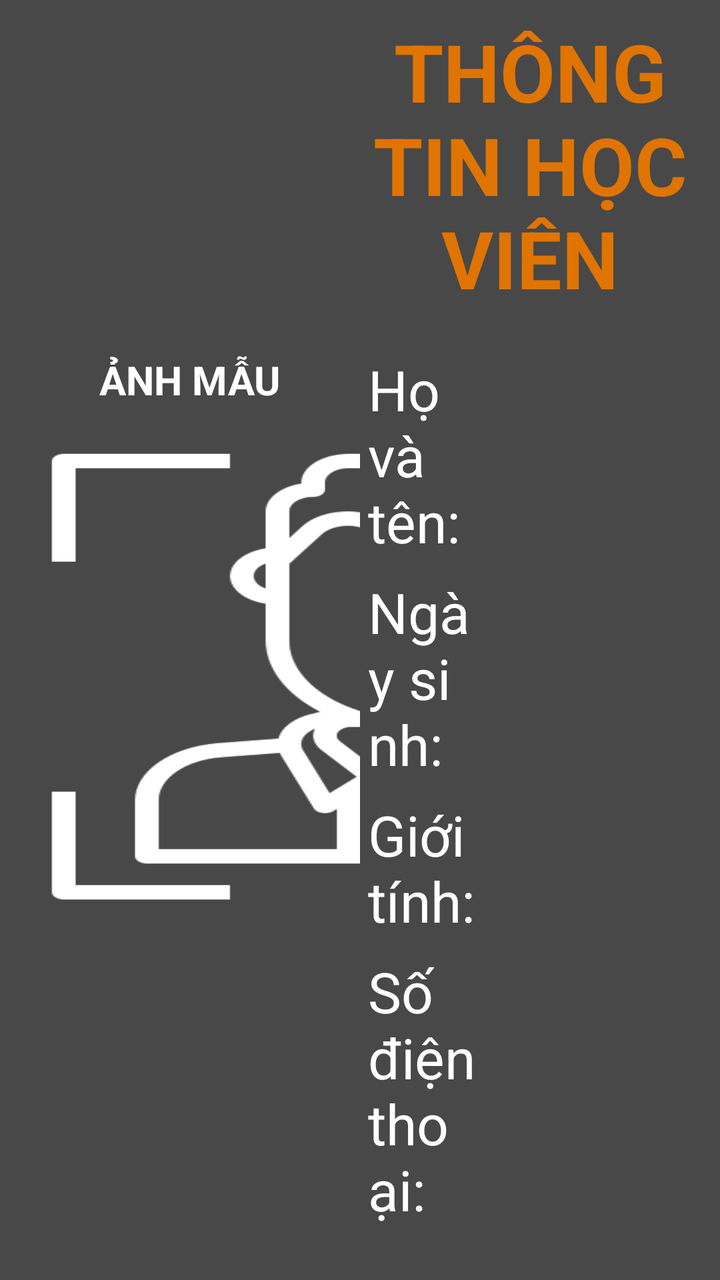
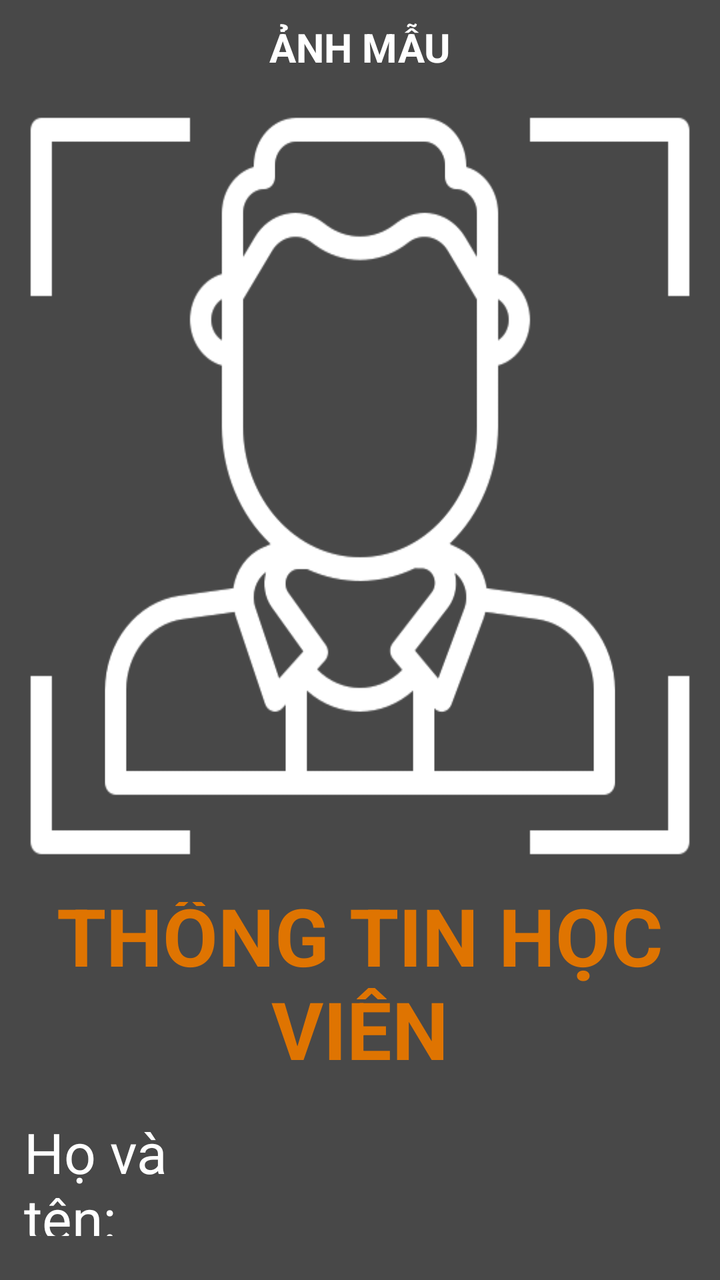

The first picture is an Android layout as it rendered before a commit; the second is the same layout after the commit. The layout source and the unified diff follow.
<!-- AndroidManifest.xml: application theme Theme.Datapp -->
<!-- res/layout/dat_user_info_dialog.xml -->
<?xml version="1.0" encoding="utf-8"?>
<LinearLayout xmlns:android="http://schemas.android.com/apk/res/android"
    android:layout_width="match_parent"
    android:layout_height="wrap_content"
    android:background="#B7000000"
    android:orientation="vertical">
    <LinearLayout
        android:layout_width="match_parent"
        android:layout_height="wrap_content"
        android:visibility="visible"
        android:weightSum="2"
        android:orientation="vertical">

        <LinearLayout
            android:layout_width="match_parent"
            android:layout_height="wrap_content"
            android:layout_weight="2"
            android:layout_margin="10dp"
            android:gravity="center"
            android:orientation="horizontal">

            <LinearLayout
                android:layout_width="0dp"
                android:layout_height="wrap_content"
                android:layout_weight="1"
                android:orientation="vertical">
                <LinearLayout
                    android:layout_width="wrap_content"
                    android:layout_height="wrap_content"
                    android:orientation="vertical">
                    <TextView
                        android:layout_width="match_parent"
                        android:layout_height="wrap_content"
                        android:layout_marginBottom="10dp"
                        android:layout_weight="1"
                        android:gravity="center_horizontal"
                        android:text="ẢNH MẪU"
                        android:textAlignment="center"
                        android:textColor="@color/white"
                        android:textSize="20sp"
                        android:textStyle="bold"/>
                    <ImageView
                        android:id="@+id/imgAvatar"
                        android:layout_width="400dp"
                        android:layout_height="250dp"
                        android:src="@drawable/ic_face_recog"
                        android:scaleType="fitXY"
                        android:padding="10dp" />
                </LinearLayout>

                <LinearLayout
                    android:id="@+id/vCapture"
                    android:layout_width="wrap_content"
                    android:layout_height="wrap_content"
                    android:visibility="gone"
                    android:orientation="vertical">
                    <TextView
                        android:layout_width="match_parent"
                        android:layout_height="wrap_content"
                        android:layout_marginBottom="10dp"
                        android:layout_weight="1"
                        android:gravity="center_horizontal"
                        android:text="ẢNH CHỤP ĐĂNG NHẬP"
                        android:textAlignment="center"
                        android:textColor="@color/white"
                        android:textSize="20sp"
                        android:textStyle="bold"/>
                    <ImageView
                        android:id="@+id/ivCapture"
                        android:layout_width="400dp"
                        android:layout_height="250dp"
                        android:src="@drawable/ic_face_recog"
                        android:scaleType="fitXY"
                        android:padding="10dp" />
                </LinearLayout>
            </LinearLayout>

            <LinearLayout
                android:layout_width="0dp"
                android:layout_height="wrap_content"
                android:layout_weight="1"
                android:gravity="center"
                android:orientation="vertical">

                <LinearLayout
                    android:layout_width="match_parent"
                    android:layout_height="wrap_content"
                    android:orientation="horizontal"
                    android:padding="4dp">

                    <TextView
                        android:id="@+id/tvTitle"
                        android:layout_width="0dp"
                        android:layout_height="wrap_content"
                        android:layout_marginBottom="10dp"
                        android:layout_weight="1"
                        android:gravity="center_horizontal"
                        android:text="THÔNG TIN HỌC VIÊN"
                        android:textAlignment="center"
                        android:textColor="@color/orange"
                        android:textSize="40sp"
                        android:textStyle="bold"/>
                </LinearLayout>

                <LinearLayout
                    android:layout_width="match_parent"
                    android:layout_height="wrap_content"
                    android:orientation="horizontal"
                    android:padding="4dp">

                    <TextView
                        android:layout_width="match_parent"
                        android:layout_height="wrap_content"
                        android:layout_weight="2"
                        android:text="Họ và tên:"
                        android:textColor="@color/white"
                        android:textSize="28sp"/>

                    <TextView
                        android:id="@+id/tvFullName"
                        android:layout_width="match_parent"
                        android:layout_height="wrap_content"
                        android:layout_weight="1"
                        android:textColor="@color/white"
                        android:textSize="30sp"
                        android:textStyle="bold"/>
                </LinearLayout>

                <LinearLayout
                    android:layout_width="match_parent"
                    android:layout_height="wrap_content"
                    android:orientation="horizontal"
                    android:padding="4dp">

                    <TextView
                        android:layout_width="match_parent"
                        android:layout_height="wrap_content"
                        android:layout_weight="2"
                        android:text="Ngày sinh:"
                        android:textColor="@color/white"
                        android:textSize="28sp"/>

                    <TextView
                        android:id="@+id/tvBirthday"
                        android:layout_width="match_parent"
                        android:layout_height="wrap_content"
                        android:layout_weight="1"
                        android:textColor="@color/white"
                        android:textSize="30sp"
                        android:textStyle="bold"/>
                </LinearLayout>

                <LinearLayout
                    android:layout_width="match_parent"
                    android:layout_height="wrap_content"
                    android:orientation="horizontal"
                    android:padding="4dp">

                    <TextView
                        android:layout_width="match_parent"
                        android:layout_height="wrap_content"
                        android:layout_weight="2"
                        android:text="Giới tính:"
                        android:textColor="@color/white"
                        android:textSize="28sp"/>

                    <TextView
                        android:id="@+id/tvGender"
                        android:layout_width="match_parent"
                        android:layout_height="wrap_content"
                        android:layout_weight="1"
                        android:textColor="@color/white"
                        android:textSize="30sp"
                        android:textStyle="bold"/>
                </LinearLayout>

                <LinearLayout
                    android:layout_width="match_parent"
                    android:layout_height="wrap_content"
                    android:orientation="horizontal"
                    android:padding="4dp">

                    <TextView
                        android:layout_width="match_parent"
                        android:layout_height="wrap_content"
                        android:layout_weight="2"
                        android:text="Số điện thoại:"
                        android:textColor="@color/white"
                        android:textSize="28sp"/>

                    <TextView
                        android:id="@+id/tvPhoneNumber"
                        android:layout_width="match_parent"
                        android:layout_height="wrap_content"
                        android:layout_weight="1"
                        android:textColor="@color/white"
                        android:textSize="30sp"
                        android:textStyle="bold"/>
                </LinearLayout>

                <LinearLayout
                    android:layout_width="match_parent"
                    android:layout_height="wrap_content"
                    android:orientation="horizontal"
                    android:padding="4dp">

                    <TextView
                        android:layout_width="match_parent"
                        android:layout_height="wrap_content"
                        android:layout_weight="2"
                        android:text="Mã:"
                        android:textColor="@color/white"
                        android:textSize="28sp"/>

                    <TextView
                        android:id="@+id/tvIdNumber"
                        android:layout_width="match_parent"
                        android:layout_height="wrap_content"
                        android:layout_weight="1"
                        android:textColor="@color/white"
                        android:textSize="30sp"
                        android:textStyle="bold"/>
                </LinearLayout>

                <LinearLayout
                    android:layout_width="match_parent"
                    android:layout_height="wrap_content"
                    android:orientation="horizontal"
                    android:padding="4dp">

                    <TextView
                        android:layout_width="match_parent"
                        android:layout_height="wrap_content"
                        android:layout_weight="2"
                        android:text="Địa chỉ:"
                        android:textColor="@color/white"
                        android:textSize="28sp"/>

                    <TextView
                        android:id="@+id/tvAddressInfo"
                        android:layout_width="match_parent"
                        android:layout_height="wrap_content"
                        android:layout_weight="1"
                        android:textColor="@color/white"
                        android:textSize="30sp"
                        android:textStyle="bold"/>
                </LinearLayout>

                <LinearLayout
                    android:layout_width="match_parent"
                    android:layout_height="wrap_content"
                    android:orientation="horizontal"
                    android:weightSum="2"
                    android:layout_marginBottom="10dp"
                    android:padding="4dp">
                    <Button
                        android:id="@+id/btCancelDialog"
                        android:layout_width="0dp"
                        android:layout_height="wrap_content"
                        android:layout_weight="1"
                        android:layout_marginRight="40dp"
                        android:background="@color/white"
                        android:text="Hủy bỏ"
                        android:textColor="@color/black"
                        android:textSize="30sp"
                        android:textStyle="bold" />
                    <Button
                        android:id="@+id/btConfirm"
                        android:layout_width="0dp"
                        android:layout_height="wrap_content"
                        android:layout_weight="1"
                        android:background="@color/orange"
                        android:text="Đồng ý"
                        android:textColor="@color/white"
                        android:textSize="30sp"
                        android:textStyle="bold" />
                </LinearLayout>
            </LinearLayout>
        </LinearLayout>
    </LinearLayout>
</LinearLayout>
<!-- resources referenced by this layout -->
<resources>
  <color name="black">#000000</color>
  <color name="orange">#DF7401</color>
  <color name="white">#FFFFFF</color>
  <!-- drawable ic_face_recog: png bitmap (drawable, 28310 bytes) -->
  <style name="Theme.Datapp" parent="Theme.MaterialComponents.DayNight.DarkActionBar">
          
          <item name="colorPrimary">@color/orange</item>
          <item name="colorPrimaryVariant">@color/purple_700</item>
          <item name="colorOnPrimary">@color/white</item>
          <item name="colorOnSurface">@color/white</item>
          <item name="colorSurface">@color/white</item>
          
          <item name="colorSecondary">@color/teal_200</item>
          <item name="colorSecondaryVariant">@color/teal_700</item>
          <item name="colorOnSecondary">@color/black</item>
          
          <item name="android:statusBarColor" tools:targetApi="l">?attr/colorPrimaryVariant</item>
          
          <item name="windowActionBar">false</item>
          <item name="windowNoTitle">true</item>
          <item name="android:windowFullscreen">true</item>
      </style>
  <color name="purple_700">#FF3700B3</color>
  <color name="teal_200">#FF03DAC5</color>
  <color name="teal_700">#FF018786</color>
</resources>

<!-- the commit's change to res/layout/dat_user_info_dialog.xml (unified diff, before → after) -->
@@ -4,278 +4,250 @@
     android:layout_height="wrap_content"
     android:background="#B7000000"
     android:orientation="vertical">
+
+    
     <LinearLayout
         android:layout_width="match_parent"
         android:layout_height="wrap_content"
-        android:visibility="visible"
-        android:weightSum="2"
-        android:orientation="vertical">
-
-        <LinearLayout
-            android:layout_width="match_parent"
-            android:layout_height="wrap_content"
-            android:layout_weight="2"
-            android:layout_margin="10dp"
-            android:gravity="center"
-            android:orientation="horizontal">
-
-            <LinearLayout
-                android:layout_width="0dp"
-                android:layout_height="wrap_content"
-                android:layout_weight="1"
-                android:orientation="vertical">
-                <LinearLayout
-                    android:layout_width="wrap_content"
-                    android:layout_height="wrap_content"
-                    android:orientation="vertical">
-                    <TextView
-                        android:layout_width="match_parent"
-                        android:layout_height="wrap_content"
-                        android:layout_marginBottom="10dp"
-                        android:layout_weight="1"
-                        android:gravity="center_horizontal"
-                        android:text="ẢNH MẪU"
-                        android:textAlignment="center"
-                        android:textColor="@color/white"
-                        android:textSize="20sp"
-                        android:textStyle="bold"/>
-                    <ImageView
-                        android:id="@+id/imgAvatar"
-                        android:layout_width="400dp"
-                        android:layout_height="250dp"
-                        android:src="@drawable/ic_face_recog"
-                        android:scaleType="fitXY"
-                        android:padding="10dp" />
-                </LinearLayout>
-
-                <LinearLayout
-                    android:id="@+id/vCapture"
-                    android:layout_width="wrap_content"
-                    android:layout_height="wrap_content"
-                    android:visibility="gone"
-                    android:orientation="vertical">
-                    <TextView
-                        android:layout_width="match_parent"
-                        android:layout_height="wrap_content"
-                        android:layout_marginBottom="10dp"
-                        android:layout_weight="1"
-                        android:gravity="center_horizontal"
-                        android:text="ẢNH CHỤP ĐĂNG NHẬP"
-                        android:textAlignment="center"
-                        android:textColor="@color/white"
-                        android:textSize="20sp"
-                        android:textStyle="bold"/>
-                    <ImageView
-                        android:id="@+id/ivCapture"
-                        android:layout_width="400dp"
-                        android:layout_height="250dp"
-                        android:src="@drawable/ic_face_recog"
-                        android:scaleType="fitXY"
-                        android:padding="10dp" />
-                </LinearLayout>
-            </LinearLayout>
-
-            <LinearLayout
-                android:layout_width="0dp"
-                android:layout_height="wrap_content"
-                android:layout_weight="1"
-                android:gravity="center"
-                android:orientation="vertical">
-
-                <LinearLayout
-                    android:layout_width="match_parent"
-                    android:layout_height="wrap_content"
-                    android:orientation="horizontal"
-                    android:padding="4dp">
-
-                    <TextView
-                        android:id="@+id/tvTitle"
-                        android:layout_width="0dp"
-                        android:layout_height="wrap_content"
-                        android:layout_marginBottom="10dp"
-                        android:layout_weight="1"
-                        android:gravity="center_horizontal"
-                        android:text="THÔNG TIN HỌC VIÊN"
-                        android:textAlignment="center"
-                        android:textColor="@color/orange"
-                        android:textSize="40sp"
-                        android:textStyle="bold"/>
-                </LinearLayout>
-
-                <LinearLayout
-                    android:layout_width="match_parent"
-                    android:layout_height="wrap_content"
-                    android:orientation="horizontal"
-                    android:padding="4dp">
-
-                    <TextView
-                        android:layout_width="match_parent"
-                        android:layout_height="wrap_content"
-                        android:layout_weight="2"
-                        android:text="Họ và tên:"
-                        android:textColor="@color/white"
-                        android:textSize="28sp"/>
-
-                    <TextView
-                        android:id="@+id/tvFullName"
-                        android:layout_width="match_parent"
-                        android:layout_height="wrap_content"
-                        android:layout_weight="1"
-                        android:textColor="@color/white"
-                        android:textSize="30sp"
-                        android:textStyle="bold"/>
-                </LinearLayout>
-
-                <LinearLayout
-                    android:layout_width="match_parent"
-                    android:layout_height="wrap_content"
-                    android:orientation="horizontal"
-                    android:padding="4dp">
-
-                    <TextView
-                        android:layout_width="match_parent"
-                        android:layout_height="wrap_content"
-                        android:layout_weight="2"
-                        android:text="Ngày sinh:"
-                        android:textColor="@color/white"
-                        android:textSize="28sp"/>
-
-                    <TextView
-                        android:id="@+id/tvBirthday"
-                        android:layout_width="match_parent"
-                        android:layout_height="wrap_content"
-                        android:layout_weight="1"
-                        android:textColor="@color/white"
-                        android:textSize="30sp"
-                        android:textStyle="bold"/>
-                </LinearLayout>
-
-                <LinearLayout
-                    android:layout_width="match_parent"
-                    android:layout_height="wrap_content"
-                    android:orientation="horizontal"
-                    android:padding="4dp">
-
-                    <TextView
-                        android:layout_width="match_parent"
-                        android:layout_height="wrap_content"
-                        android:layout_weight="2"
-                        android:text="Giới tính:"
-                        android:textColor="@color/white"
-                        android:textSize="28sp"/>
-
-                    <TextView
-                        android:id="@+id/tvGender"
-                        android:layout_width="match_parent"
-                        android:layout_height="wrap_content"
-                        android:layout_weight="1"
-                        android:textColor="@color/white"
-                        android:textSize="30sp"
-                        android:textStyle="bold"/>
-                </LinearLayout>
-
-                <LinearLayout
-                    android:layout_width="match_parent"
-                    android:layout_height="wrap_content"
-                    android:orientation="horizontal"
-                    android:padding="4dp">
-
-                    <TextView
-                        android:layout_width="match_parent"
-                        android:layout_height="wrap_content"
-                        android:layout_weight="2"
-                        android:text="Số điện thoại:"
-                        android:textColor="@color/white"
-                        android:textSize="28sp"/>
-
-                    <TextView
-                        android:id="@+id/tvPhoneNumber"
-                        android:layout_width="match_parent"
-                        android:layout_height="wrap_content"
-                        android:layout_weight="1"
-                        android:textColor="@color/white"
-                        android:textSize="30sp"
-                        android:textStyle="bold"/>
-                </LinearLayout>
-
-                <LinearLayout
-                    android:layout_width="match_parent"
-                    android:layout_height="wrap_content"
-                    android:orientation="horizontal"
-                    android:padding="4dp">
-
-                    <TextView
-                        android:layout_width="match_parent"
-                        android:layout_height="wrap_content"
-                        android:layout_weight="2"
-                        android:text="Mã:"
-                        android:textColor="@color/white"
-                        android:textSize="28sp"/>
-
-                    <TextView
-                        android:id="@+id/tvIdNumber"
-                        android:layout_width="match_parent"
-                        android:layout_height="wrap_content"
-                        android:layout_weight="1"
-                        android:textColor="@color/white"
-                        android:textSize="30sp"
-                        android:textStyle="bold"/>
-                </LinearLayout>
-
-                <LinearLayout
-                    android:layout_width="match_parent"
-                    android:layout_height="wrap_content"
-                    android:orientation="horizontal"
-                    android:padding="4dp">
-
-                    <TextView
-                        android:layout_width="match_parent"
-                        android:layout_height="wrap_content"
-                        android:layout_weight="2"
-                        android:text="Địa chỉ:"
-                        android:textColor="@color/white"
-                        android:textSize="28sp"/>
-
-                    <TextView
-                        android:id="@+id/tvAddressInfo"
-                        android:layout_width="match_parent"
-                        android:layout_height="wrap_content"
-                        android:layout_weight="1"
-                        android:textColor="@color/white"
-                        android:textSize="30sp"
-                        android:textStyle="bold"/>
-                </LinearLayout>
-
-                <LinearLayout
-                    android:layout_width="match_parent"
-                    android:layout_height="wrap_content"
-                    android:orientation="horizontal"
-                    android:weightSum="2"
-                    android:layout_marginBottom="10dp"
-                    android:padding="4dp">
-                    <Button
-                        android:id="@+id/btCancelDialog"
-                        android:layout_width="0dp"
-                        android:layout_height="wrap_content"
-                        android:layout_weight="1"
-                        android:layout_marginRight="40dp"
-                        android:background="@color/white"
-                        android:text="Hủy bỏ"
-                        android:textColor="@color/black"
-                        android:textSize="30sp"
-                        android:textStyle="bold" />
-                    <Button
-                        android:id="@+id/btConfirm"
-                        android:layout_width="0dp"
-                        android:layout_height="wrap_content"
-                        android:layout_weight="1"
-                        android:background="@color/orange"
-                        android:text="Đồng ý"
-                        android:textColor="@color/white"
-                        android:textSize="30sp"
-                        android:textStyle="bold" />
-                </LinearLayout>
-            </LinearLayout>
-        </LinearLayout>
+        android:orientation="horizontal">
+
+        <LinearLayout
+            android:layout_width="0dp"
+            android:layout_height="wrap_content"
+            android:layout_weight="1"
+            android:orientation="vertical">
+            <TextView
+                android:layout_width="match_parent"
+                android:layout_height="wrap_content"
+                android:layout_marginBottom="6dp"
+                android:layout_marginTop="10dp"
+                android:gravity="center_horizontal"
+                android:text="ẢNH MẪU"
+                android:textAlignment="center"
+                android:textColor="@color/white"
+                android:textSize="20sp"
+                android:textStyle="bold"/>
+            <ImageView
+                android:id="@+id/imgAvatar"
+                android:layout_width="match_parent"
+                android:layout_height="400dp"
+                android:padding="10dp"
+                android:scaleType="fitXY"
+                android:src="@drawable/ic_face_recog"/>
+        </LinearLayout>
+
+        <LinearLayout
+            android:id="@+id/vCapture"
+            android:layout_width="0dp"
+            android:layout_height="wrap_content"
+            android:layout_weight="1"
+            android:visibility="gone"
+            android:orientation="vertical">
+            <TextView
+                android:layout_width="match_parent"
+                android:layout_height="wrap_content"
+                android:layout_marginBottom="6dp"
+                android:layout_marginTop="10dp"
+                android:gravity="center_horizontal"
+                android:text="ẢNH CHỤP ĐĂNG NHẬP"
+                android:textAlignment="center"
+                android:textColor="@color/white"
+                android:textSize="20sp"
+                android:textStyle="bold"/>
+            <ImageView
+                android:id="@+id/ivCapture"
+                android:layout_width="match_parent"
+                android:layout_height="400dp"
+                android:padding="10dp"
+                android:scaleType="fitXY"
+                android:src="@drawable/ic_face_recog"/>
+        </LinearLayout>
+
     </LinearLayout>
+
+    
+    <LinearLayout
+        android:layout_width="match_parent"
+        android:layout_height="wrap_content"
+        android:gravity="center"
+        android:orientation="vertical"
+        android:padding="8dp">
+
+        <TextView
+            android:id="@+id/tvTitle"
+            android:layout_width="match_parent"
+            android:layout_height="wrap_content"
+            android:layout_marginBottom="10dp"
+            android:gravity="center_horizontal"
+            android:text="THÔNG TIN HỌC VIÊN"
+            android:textAlignment="center"
+            android:textColor="@color/orange"
+            android:textSize="40sp"
+            android:textStyle="bold"/>
+
+        <LinearLayout
+            android:layout_width="match_parent"
+            android:layout_height="wrap_content"
+            android:orientation="horizontal"
+            android:padding="4dp">
+            <TextView
+                android:layout_width="0dp"
+                android:layout_height="wrap_content"
+                android:layout_weight="1"
+                android:text="Họ và tên:"
+                android:textColor="@color/white"
+                android:textSize="28sp"/>
+            <TextView
+                android:id="@+id/tvFullName"
+                android:layout_width="0dp"
+                android:layout_height="wrap_content"
+                android:layout_weight="2"
+                android:textColor="@color/white"
+                android:textSize="30sp"
+                android:textStyle="bold"/>
+        </LinearLayout>
+
+        <LinearLayout
+            android:layout_width="match_parent"
+            android:layout_height="wrap_content"
+            android:orientation="horizontal"
+            android:padding="4dp">
+            <TextView
+                android:layout_width="0dp"
+                android:layout_height="wrap_content"
+                android:layout_weight="1"
+                android:text="Ngày sinh:"
+                android:textColor="@color/white"
+                android:textSize="28sp"/>
+            <TextView
+                android:id="@+id/tvBirthday"
+                android:layout_width="0dp"
+                android:layout_height="wrap_content"
+                android:layout_weight="2"
+                android:textColor="@color/white"
+                android:textSize="30sp"
+                android:textStyle="bold"/>
+        </LinearLayout>
+
+        <LinearLayout
+            android:layout_width="match_parent"
+            android:layout_height="wrap_content"
+            android:orientation="horizontal"
+            android:padding="4dp">
+            <TextView
+                android:layout_width="0dp"
+                android:layout_height="wrap_content"
+                android:layout_weight="1"
+                android:text="Giới tính:"
+                android:textColor="@color/white"
+                android:textSize="28sp"/>
+            <TextView
+                android:id="@+id/tvGender"
+                android:layout_width="0dp"
+                android:layout_height="wrap_content"
+                android:layout_weight="2"
+                android:textColor="@color/white"
+                android:textSize="30sp"
+                android:textStyle="bold"/>
+        </LinearLayout>
+
+        <LinearLayout
+            android:layout_width="match_parent"
+            android:layout_height="wrap_content"
+            android:orientation="horizontal"
+            android:padding="4dp">
+            <TextView
+                android:layout_width="0dp"
+                android:layout_height="wrap_content"
+                android:layout_weight="1"
+                android:text="Số điện thoại:"
+                android:textColor="@color/white"
+                android:textSize="28sp"/>
+            <TextView
+                android:id="@+id/tvPhoneNumber"
+                android:layout_width="0dp"
+                android:layout_height="wrap_content"
+                android:layout_weight="2"
+                android:textColor="@color/white"
+                android:textSize="30sp"
+                android:textStyle="bold"/>
+        </LinearLayout>
+
+        <LinearLayout
+            android:layout_width="match_parent"
+            android:layout_height="wrap_content"
+            android:orientation="horizontal"
+            android:padding="4dp">
+            <TextView
+                android:layout_width="0dp"
+                android:layout_height="wrap_content"
+                android:layout_weight="1"
+                android:text="Mã:"
+                android:textColor="@color/white"
+                android:textSize="28sp"/>
+            <TextView
+                android:id="@+id/tvIdNumber"
+                android:layout_width="0dp"
+                android:layout_height="wrap_content"
+                android:layout_weight="2"
+                android:textColor="@color/white"
+                android:textSize="30sp"
+                android:textStyle="bold"/>
+        </LinearLayout>
+
+        <LinearLayout
+            android:layout_width="match_parent"
+            android:layout_height="wrap_content"
+            android:orientation="horizontal"
+            android:padding="4dp">
+            <TextView
+                android:layout_width="0dp"
+                android:layout_height="wrap_content"
+                android:layout_weight="1"
+                android:text="Địa chỉ:"
+                android:textColor="@color/white"
+                android:textSize="28sp"/>
+            <TextView
+                android:id="@+id/tvAddressInfo"
+                android:layout_width="0dp"
+                android:layout_height="wrap_content"
+                android:layout_weight="2"
+                android:textColor="@color/white"
+                android:textSize="30sp"
+                android:textStyle="bold"/>
+        </LinearLayout>
+
+        <LinearLayout
+            android:layout_width="match_parent"
+            android:layout_height="wrap_content"
+            android:orientation="horizontal"
+            android:weightSum="2"
+            android:layout_marginBottom="10dp"
+            android:layout_marginTop="10dp"
+            android:padding="4dp">
+            <Button
+                android:id="@+id/btCancelDialog"
+                android:layout_width="0dp"
+                android:layout_height="wrap_content"
+                android:layout_weight="1"
+                android:layout_marginRight="40dp"
+                android:background="@color/white"
+                android:text="Hủy bỏ"
+                android:textColor="@color/black"
+                android:textSize="30sp"
+                android:textStyle="bold" />
+            <Button
+                android:id="@+id/btConfirm"
+                android:layout_width="0dp"
+                android:layout_height="wrap_content"
+                android:layout_weight="1"
+                android:background="@color/orange"
+                android:text="Đồng ý"
+                android:textColor="@color/white"
+                android:textSize="30sp"
+                android:textStyle="bold" />
+        </LinearLayout>
+
+    </LinearLayout>
+
 </LinearLayout>
